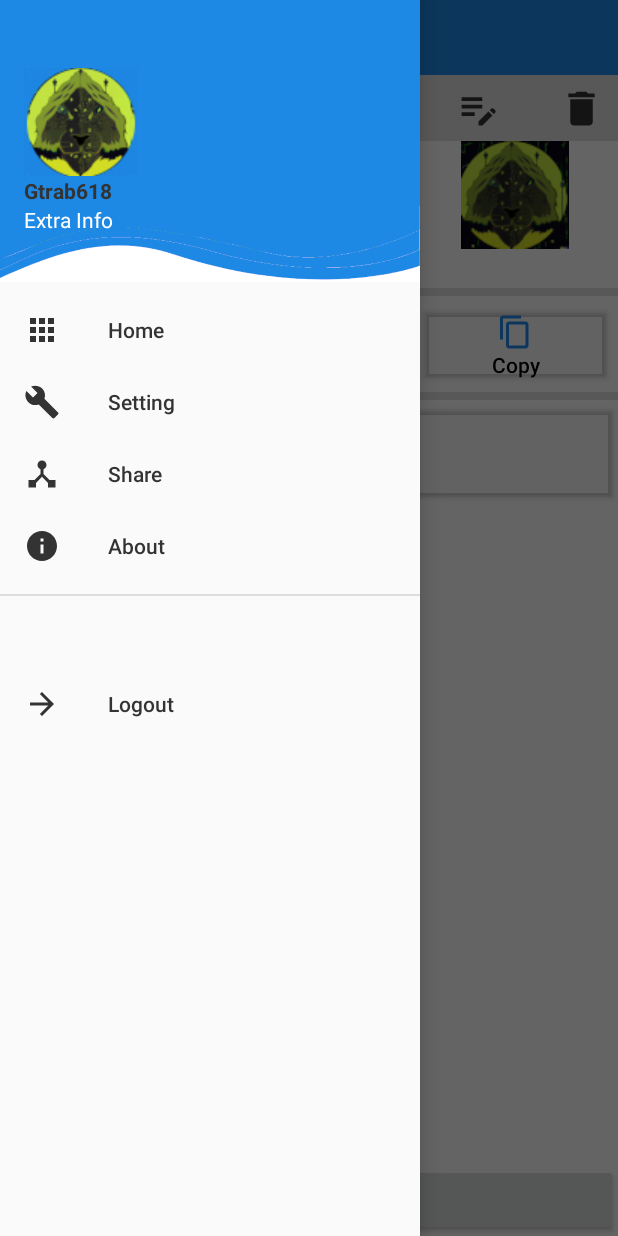
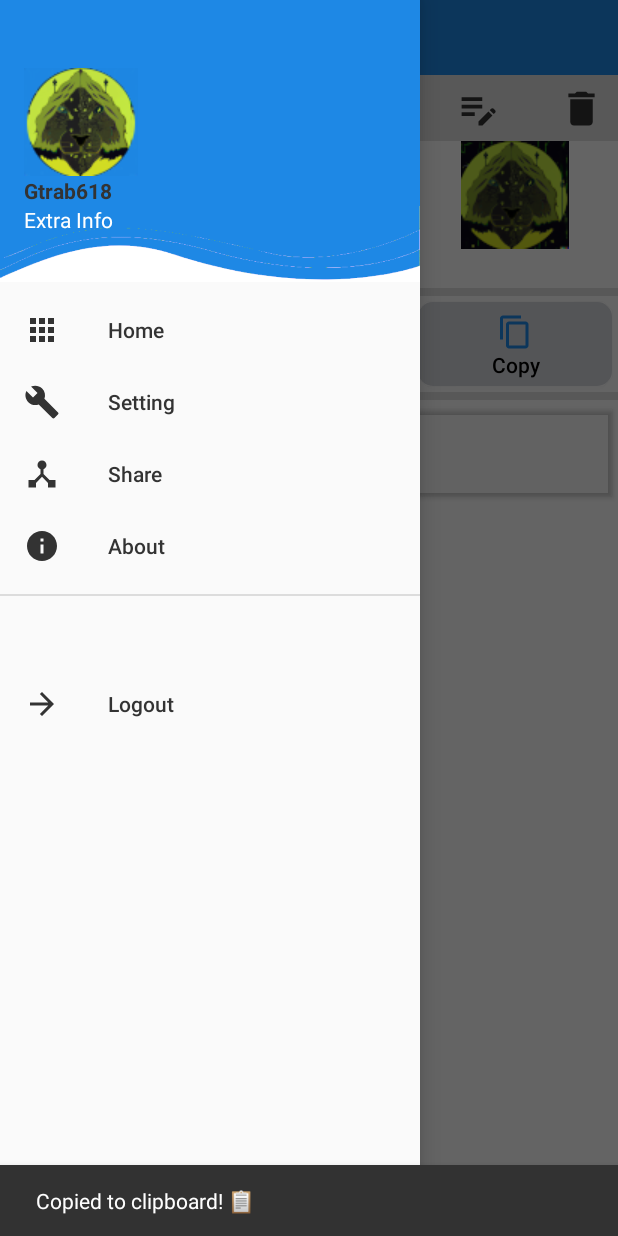
Before and after one commit to Gtrab618/QRScanMaster, an Android app: the fragment InfoQr placed in its activity, after a tap on "Open Navigation Drawer", on a phone screen of 412 x 824 dp. Run offline under Robolectric (Android 15) with nearby library versions, the light colour scheme and no system bars; our stand-ins replace RxJava; libraries missing offline, so code that uses them is left out: com.budiyev.android; 5 statements that could not run were skipped; 3 other taps on this screen came first.

Commit message:
cilpboar
ya esta casi completo el clipboard de la wifi falta historial y completar los demas schema generar el qr etc

```diff
--- /dev/null
+++ b/app/src/main/java/com/example/qrscanmaster/extension/Other.kt
@@ -0,0 +1,2 @@
+package com.example.qrscanmaster.extension
+fun <T> unsafeLazy(initializer: () -> T): Lazy<T> = lazy(LazyThreadSafetyMode.NONE,initializer)
--- a/app/src/main/java/com/example/qrscanmaster/ui/infoqr/InfoQr.kt
+++ b/app/src/main/java/com/example/qrscanmaster/ui/infoqr/InfoQr.kt
@@ -1,16 +1,22 @@
 package com.example.qrscanmaster.ui.infoqr
 
+import android.content.ClipData
+import android.content.ClipboardManager
+import android.content.Context
 import android.os.Bundle
 import androidx.fragment.app.Fragment
 import android.view.LayoutInflater
 import android.view.View
 import android.view.ViewGroup
+import android.widget.Button
 import android.widget.ImageButton
 import android.widget.TextView
 import android.widget.Toast
 import com.example.qrscanmaster.R
+import com.example.qrscanmaster.extension.unsafeLazy
 import com.example.qrscanmaster.model.Barcode
 import com.example.qrscanmaster.model.ParsedBarcode
+import com.google.android.material.snackbar.Snackbar
 
 // TODO: Rename parameter arguments, choose names that match
 // the fragment initialization parameters, e.g. ARG_ITEM_NUMBER
@@ -30,8 +36,12 @@ class InfoQr : Fragment() {
     private lateinit var btnDelete: ImageButton
     private lateinit var txtSchemaName:TextView
     private lateinit var txtContent:TextView
+    private lateinit var btnCopyPassWifi:Button
     private  var barcode:ParsedBarcode? = null
 
+    private val clipboardManager by unsafeLazy {
+        requireContext().getSystemService(Context.CLIPBOARD_SERVICE) as ClipboardManager
+    }
 
     override fun onCreate(savedInstanceState: Bundle?) {
         super.onCreate(savedInstanceState)
@@ -73,9 +83,10 @@ class InfoQr : Fragment() {
         btnFavorito=view.findViewById(R.id.btnFavorite)
         txtSchemaName=view.findViewById(R.id.txtSchemaType)
         txtContent=view.findViewById(R.id.txtContent)
+        btnCopyPassWifi=view.findViewById(R.id.btnCopyPassWifi)
         parseBarcodeInfo()
         initMenuBar()
-
+        handleButtonsClicked()
     }
 
 
@@ -96,10 +107,28 @@ class InfoQr : Fragment() {
         }
     }
 
+    private fun handleButtonsClicked(){
+        btnCopyPassWifi.setOnClickListener {
+            snackBar(1)
+        }
+    }
 
     private fun parseBarcodeInfo(){
         barcode= param1?.let { ParsedBarcode(it) }
     }
 
+    private fun copyNetworkPasswordToClipboard(){
+        copyToClipboard(barcode?.networkPassword.orEmpty())
+    }
 
+    private fun copyToClipboard(text:String){
+        val clipData=ClipData.newPlainText("",text)
+        clipboardManager.setPrimaryClip(clipData)
+    }
+
+     private fun snackBar(stringId:Int){
+
+        Snackbar.make(requireView(), "Copied to clipboard! \uD83D\uDCCB", Snackbar.LENGTH_LONG).show()
+
+    }
 }
--- /dev/null
+++ b/app/src/main/res/drawable/btn_personalizado.xml
@@ -0,0 +1,16 @@
+<?xml version="1.0" encoding="utf-8"?>
+<selector xmlns:android="http://schemas.android.com/apk/res/android">
+    <item android:state_pressed="true">
+        <shape android:shape="rectangle">
+            <solid android:color="#46648f"/>
+            <corners android:radius="10dp"/>
+        </shape>
+    </item>
+
+    <item>
+        <shape android:shape="rectangle">
+            <solid android:color="#d3d5db"/>
+            <corners android:radius="10dp"/>
+        </shape>
+    </item>
+</selector>
--- a/app/src/main/res/layout/fragment_info_qr.xml
+++ b/app/src/main/res/layout/fragment_info_qr.xml
@@ -10,7 +10,9 @@
         android:id="@+id/linearLayout2"
         android:layout_width="match_parent"
         android:layout_height="0dp"
-        android:orientation="vertical">
+        android:orientation="vertical"
+        app:layout_constraintStart_toStartOf="parent"
+        app:layout_constraintTop_toTopOf="parent">
 
         <TextView
             android:id="@+id/textView2"
@@ -164,7 +166,7 @@
                     android:layout_height="wrap_content"
                     android:layout_margin="4dp"
                     android:layout_weight="1"
-                    android:backgroundTint="@color/cardview_shadow_end_color"
+                    android:background="@drawable/btn_personalizado"
                     android:drawableTop="@drawable/qr_code"
                     android:gravity="center"
                     android:lineSpacingExtra="10sp"
@@ -180,7 +182,7 @@
                     android:layout_height="wrap_content"
                     android:layout_margin="4dp"
                     android:layout_weight="1"
-                    android:backgroundTint="@color/cardview_shadow_end_color"
+                    android:background="@drawable/btn_personalizado"
                     android:drawableTop="@drawable/share"
                     android:gravity="center"
                     android:lineSpacingExtra="10sp"
@@ -196,7 +198,7 @@
                     android:layout_height="wrap_content"
                     android:layout_margin="4dp"
                     android:layout_weight="1"
-                    android:backgroundTint="@color/cardview_shadow_end_color"
+                    android:background="@drawable/btn_personalizado"
                     android:drawableTop="@drawable/copy"
                     android:gravity="center"
                     android:lineSpacingExtra="10sp"
@@ -216,7 +218,7 @@
                 android:background="?attr/colorControlHighlight" />
 
             <Button
-                android:id="@+id/button4"
+                android:id="@+id/btnCopyPassWifi"
                 android:layout_width="match_parent"
                 android:layout_height="70dp"
                 android:backgroundTint="@color/cardview_shadow_end_color"
@@ -225,7 +227,7 @@
                 android:text="Copiar Pass"
                 android:textAlignment="textStart"
                 android:textColor="@color/black"
-                android:textSize="18dp" />
+                android:textSize="18sp" />
 
 
         </LinearLayout>
--- a/app/src/main/res/values/colors.xml
+++ b/app/src/main/res/values/colors.xml
@@ -2,4 +2,5 @@
 <resources>
     <color name="black">#FF000000</color>
     <color name="white">#FFFFFFFF</color>
+    <color name="colorBtnPress">#2ed</color>
 </resources>
```
